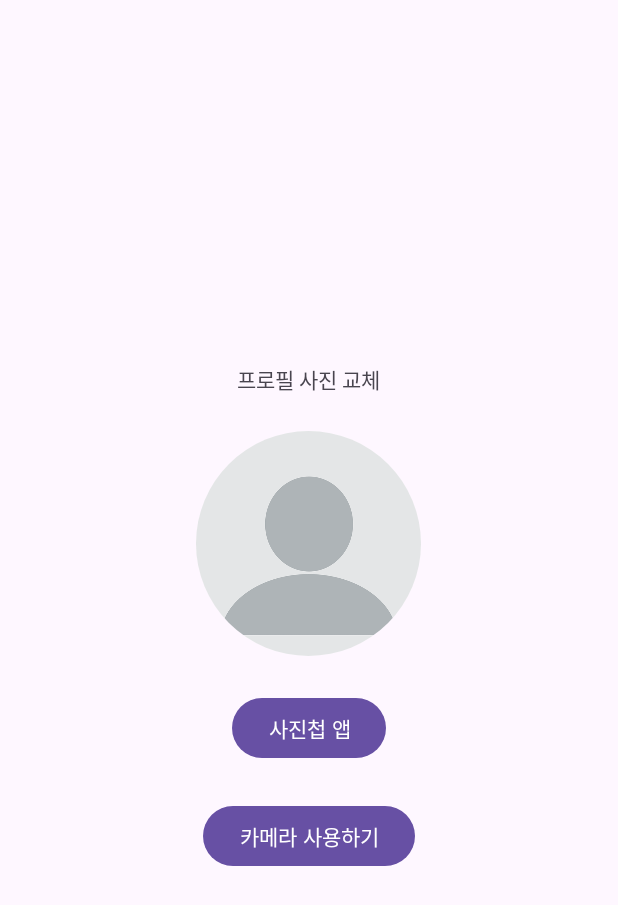
After one commit to lecture-bisper/fullstack501_kotlin_android, an Android app: the ProviderActivity screen opened directly, with no data from a screen before it, on a phone screen of 412 x 824 dp. The commit adds this screen. Shown: the top 905 px of the screen. Run offline under Robolectric (Android 15) with nearby library versions, the phone set to English and light mode, and no system bars.

Commit message:
01/10 서비스, 콘텐츠 프로바이더

```diff
--- a/APP0110/app/src/main/java/com/bitc/app0110/MainActivity.kt
+++ b/APP0110/app/src/main/java/com/bitc/app0110/MainActivity.kt
@@ -20,5 +20,10 @@ class MainActivity : AppCompatActivity() {
       val intent = Intent(this, MP3Activity::class.java)
       startActivity(intent)
     }
+
+    binding.btnProvider.setOnClickListener {
+      val intent = Intent(this, ProviderActivity::class.java)
+      startActivity(intent)
+    }
   }
 }
--- a/APP0110/app/src/main/res/layout/activity_main.xml
+++ b/APP0110/app/src/main/res/layout/activity_main.xml
@@ -17,4 +17,10 @@
     android:layout_height="wrap_content"
     android:id="@+id/btnMp3Player"
     android:text="@string/btnMp3Player" />
+
+  <Button
+    android:layout_width="match_parent"
+    android:layout_height="wrap_content"
+    android:id="@+id/btnProvider"
+    android:text="@string/btnProvider" />
 </LinearLayout>
--- /dev/null
+++ b/APP0110/app/src/main/res/layout/activity_provider.xml
@@ -0,0 +1,43 @@
+<?xml version="1.0" encoding="utf-8"?>
+<LinearLayout xmlns:android="http://schemas.android.com/apk/res/android"
+  android:layout_width="match_parent"
+  android:layout_height="match_parent"
+  xmlns:app="http://schemas.android.com/apk/res-auto"
+  android:orientation="vertical"
+  android:padding="16dp"
+  android:gravity="center">
+
+  <TextView
+    android:layout_width="wrap_content"
+    android:layout_height="wrap_content"
+    android:text="프로필 사진 교체"
+    android:layout_marginBottom="24dp" />
+
+  <androidx.cardview.widget.CardView
+    android:layout_width="150dp"
+    android:layout_height="150dp"
+    app:cardCornerRadius="75dp"
+    app:cardElevation="0dp">
+
+    <ImageView
+      android:layout_width="match_parent"
+      android:layout_height="match_parent"
+      android:id="@+id/ivUser"
+      android:scaleType="centerCrop"
+      android:src="@drawable/user_basic" />
+  </androidx.cardview.widget.CardView>
+
+  <Button
+    android:layout_width="wrap_content"
+    android:layout_height="wrap_content"
+    android:id="@+id/btnGallery"
+    android:text="사진첩 앱"
+    android:layout_marginTop="24dp"/>
+
+  <Button
+    android:layout_width="wrap_content"
+    android:layout_height="wrap_content"
+    android:id="@+id/btnCamera"
+    android:text="카메라 사용하기"
+    android:layout_marginTop="24dp" />
+</LinearLayout>
--- /dev/null
+++ b/APP0110/app/src/main/res/values/dimens.xml
@@ -0,0 +1,4 @@
+<?xml version="1.0" encoding="utf-8"?>
+<resources>
+  <dimen name="imgSize">150dp</dimen>
+</resources>
--- a/APP0110/app/src/main/res/values/strings.xml
+++ b/APP0110/app/src/main/res/values/strings.xml
@@ -9,4 +9,5 @@
   <string name="btnMp3Play">재  생</string>
   <string name="btnMp3Stop">정  지</string>
   <string name="btnMp3Pause">일시정지</string>
+  <string name="btnProvider">콘텐츠 프로바이더 사용하기</string>
 </resources>
```
Also changed, not shown: APP0110/app/src/main/AndroidManifest.xml (+16 -1 lines), APP0110/app/src/main/java/com/bitc/app0110/MP3Activity.kt (+8 -0 lines), APP0110/app/src/main/java/com/bitc/app0110/MP3PlayerService.kt (+18 -0 lines), APP0110/app/src/main/java/com/bitc/app0110/ProviderActivity.kt (added, +144 -0 lines), APP0110/app/src/main/res/xml/file_paths.xml (added, +7 -0 lines), APP0110/app/src/main/res/drawable/user_basic.jpg (added).
